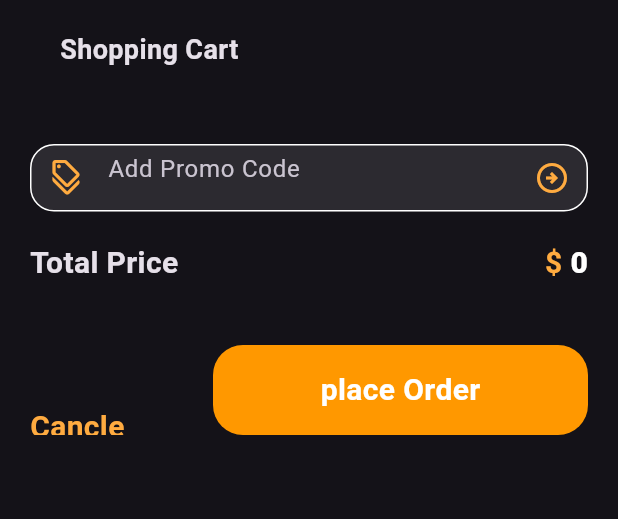
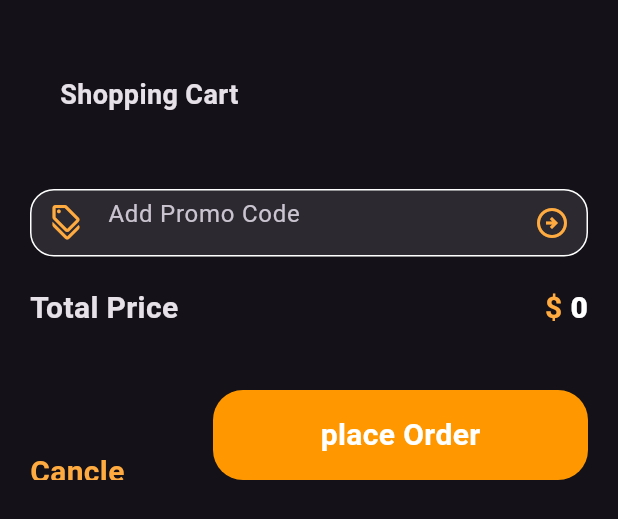
Before and after one commit to mohamedsalem5545/coffe-shop, a Flutter app: the ShoppingCard widget shown alone on an empty page, opened directly, on a phone screen of 412 x 824 dp. Shown: the top 519 px of the screen. Run offline on Flutter 3.47's test engine with Material 3 defaults, Android fonts, the phone set to English and light mode, and no system bars; our stand-ins replace awesome_dialog, cloud_firestore, firebase_auth, firebase_core, firebase_storage, flutter_bloc and 6 more; accounts and stored records are empty.

Commit message:
update ui

```diff
--- a/lib/Features/home/data/Cubits/shopping_card_product_cubit/get_shopping_card_cubit.dart/get_shopping_card_cubit.dart
+++ b/lib/Features/home/data/Cubits/shopping_card_product_cubit/get_shopping_card_cubit.dart/get_shopping_card_cubit.dart
@@ -20,8 +20,7 @@ class GetShoppingCardProducts extends Cubit<GetShoppingCardProductsStates> {
       totalPrice = 0;
       for (var i = 0; i < favoriteProductsData.length; i++) {
         shoppingCardList.add(ProductModel.formJson(favoriteProductsData[i]));
-        totalPrice += (int.parse(shoppingCardList[i].price) *
-            shoppingCardList[i].numberOfPaces!);
+
       }
       emit(GetShoppingCardProductsSucessState());
     } catch (e) {
--- a/lib/Features/shopping_card/presentation/view/category/custom_total_price.dart
+++ b/lib/Features/shopping_card/presentation/view/category/custom_total_price.dart
@@ -1,23 +1,14 @@
 import 'package:flutter/material.dart';
 
 class CustomTotalPrice extends StatefulWidget {
-  const CustomTotalPrice({super.key});
+  const CustomTotalPrice({super.key,required this.totalPrice});
+  final int totalPrice;
   @override
   State<CustomTotalPrice> createState() => _CustomTotalPriceState();
 }
 
 class _CustomTotalPriceState extends State<CustomTotalPrice> {
-  int totalPrice = 0;
-  void getTotalPrice() {
-    setState(() {});
-  }
 
-  @override
-  void initState() {
-    getTotalPrice();
-    print(totalPrice);
-    super.initState();
-  }
 
   @override
   Widget build(BuildContext context) {
@@ -41,7 +32,7 @@ class _CustomTotalPriceState extends State<CustomTotalPrice> {
                     color: Colors.orangeAccent,
                     fontSize: 20,
                     fontWeight: FontWeight.bold)),
-            Text(totalPrice.toString(),
+            Text(widget.totalPrice.toString(),
                 style: const TextStyle(
                   color: Colors.white,
                   fontWeight: FontWeight.w900,
--- a/lib/Features/shopping_card/presentation/view/shopping_cart.dart
+++ b/lib/Features/shopping_card/presentation/view/shopping_cart.dart
@@ -17,9 +17,15 @@ class ShoppingCard extends StatefulWidget {
 
 class _ShoppingCardState extends State<ShoppingCard> {
   List<ProductModel> shoppingCardList = [];
+  int totaPrice = 0;
   void getData() async {
     shoppingCardList = await BlocProvider.of<GetShoppingCardProducts>(context)
         .getShoppingCardProductData('Ahmed@gamil.com');
+    setState(() {});
+    for (var i = 0; i < shoppingCardList.length; i++) {
+      totaPrice += int.parse(shoppingCardList[i].price) *
+          shoppingCardList[i].numberOfPaces!;
+    }
     setState(() {});
   }
 
@@ -36,6 +42,7 @@ class _ShoppingCardState extends State<ShoppingCard> {
       child: CustomScrollView(
         physics: const BouncingScrollPhysics(),
         slivers: [
+          const SliverToBoxAdapter(child: SizedBox(height: 30)),
           const SliverToBoxAdapter(
               child: CustomAppBarShoppingCart(title: 'Shopping Cart')),
           const SliverToBoxAdapter(
@@ -47,18 +54,16 @@ class _ShoppingCardState extends State<ShoppingCard> {
           const SliverToBoxAdapter(
             child: SizedBox(height: 20),
           ),
-          const SliverToBoxAdapter(
+          SliverToBoxAdapter(
             child: Column(
               crossAxisAlignment: CrossAxisAlignment.end,
               children: [
-                CutomSearchTextField(),
-                SizedBox(height: 20),
-                CustomTotalPrice(
-
-                ),
-                SizedBox(height: 40),
-                OrderProductWidget(),
-                SizedBox(height: 30),
+                const CutomSearchTextField(),
+                const SizedBox(height: 20),
+                CustomTotalPrice(totalPrice: totaPrice),
+                const SizedBox(height: 40),
+                const OrderProductWidget(),
+                const SizedBox(height: 30),
               ],
             ),
           )
```
